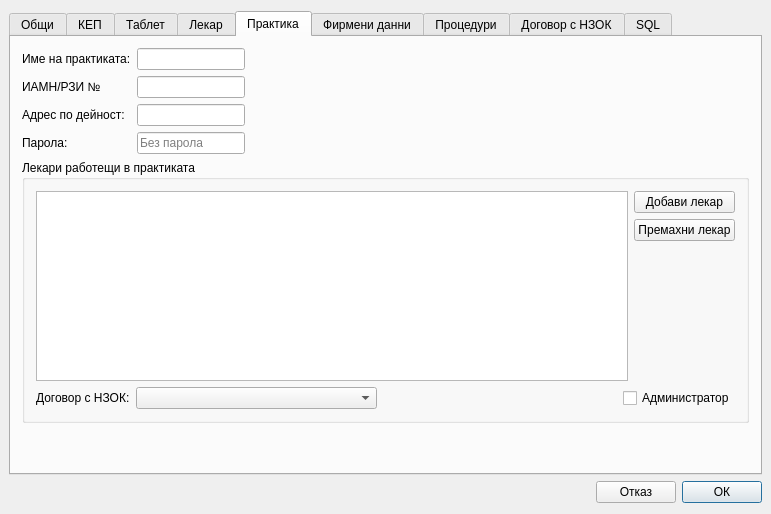
Before: the Qt Designer form src/View/Widgets/SettingsDialog.ui in thefinalcutbg/DinoDent, drawn with Qt 5.
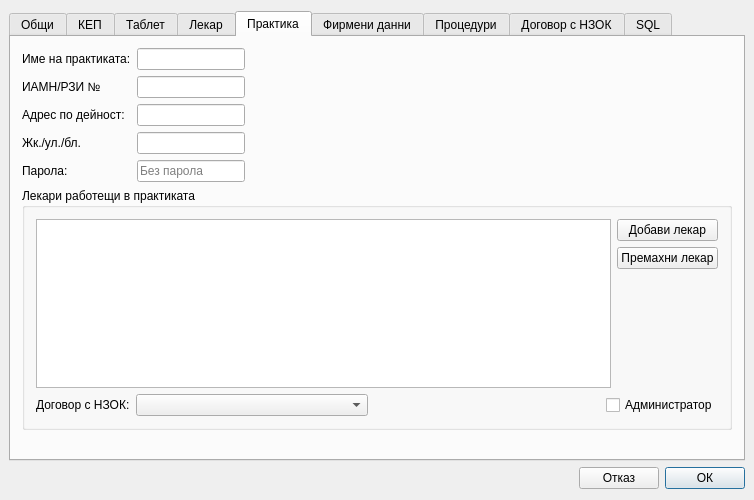
After: the same form once the commit is applied. The open tabs and pages were chosen to show the change. Custom widgets are drawn as their Qt base class.

Commit message: street_address added to practice

```diff
--- a/src/View/Widgets/SettingsDialog.ui
+++ b/src/View/Widgets/SettingsDialog.ui
@@ -6,8 +6,8 @@
    <rect>
     <x>0</x>
     <y>0</y>
-    <width>771</width>
-    <height>514</height>
+    <width>754</width>
+    <height>500</height>
    </rect>
   </property>
   <property name="minimumSize">
@@ -857,6 +857,16 @@
              </property>
             </widget>
            </item>
+           <item>
+            <widget class="QLabel" name="label">
+             <property name="text">
+              <string>Жк./ул./бл.</string>
+             </property>
+             <property name="alignment">
+              <set>Qt::AlignmentFlag::AlignLeading|Qt::AlignmentFlag::AlignLeft|Qt::AlignmentFlag::AlignVCenter</set>
+             </property>
+            </widget>
+           </item>
            <item>
             <widget class="QLabel" name="label_12">
              <property name="text">
@@ -958,6 +968,33 @@
              </item>
             </layout>
            </item>
+           <item>
+            <layout class="QHBoxLayout" name="horizontalLayout_37">
+             <item>
+              <widget class="LineEdit" name="activityStreetEdit">
+               <property name="sizePolicy">
+                <sizepolicy hsizetype="Preferred" vsizetype="Fixed">
+                 <horstretch>0</horstretch>
+                 <verstretch>0</verstretch>
+                </sizepolicy>
+               </property>
+              </widget>
+             </item>
+             <item>
+              <spacer name="horizontalSpacer_29">
+               <property name="orientation">
+                <enum>Qt::Orientation::Horizontal</enum>
+               </property>
+               <property name="sizeHint" stdset="0">
+                <size>
+                 <width>40</width>
+                 <height>20</height>
+                </size>
+               </property>
+              </spacer>
+             </item>
+            </layout>
+           </item>
            <item>
             <layout class="QHBoxLayout" name="horizontalLayout_22">
              <item>
```
Left out of the diff: 2 changed lines with no effect on the pictures. The commit also changes 12 other files.
